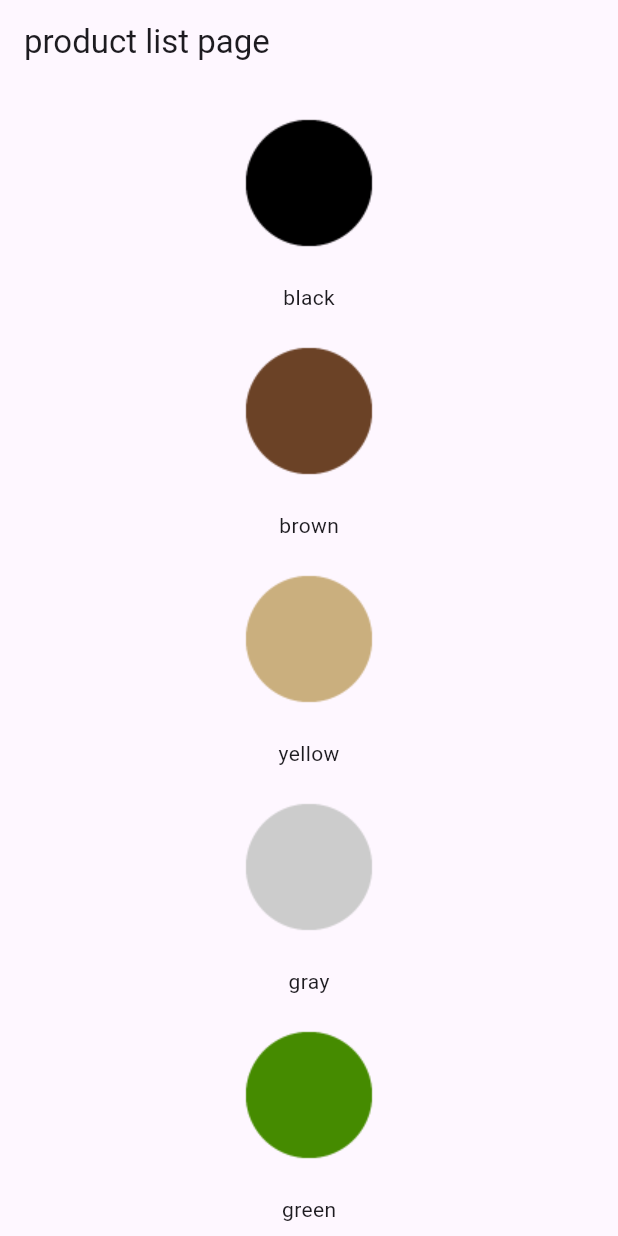
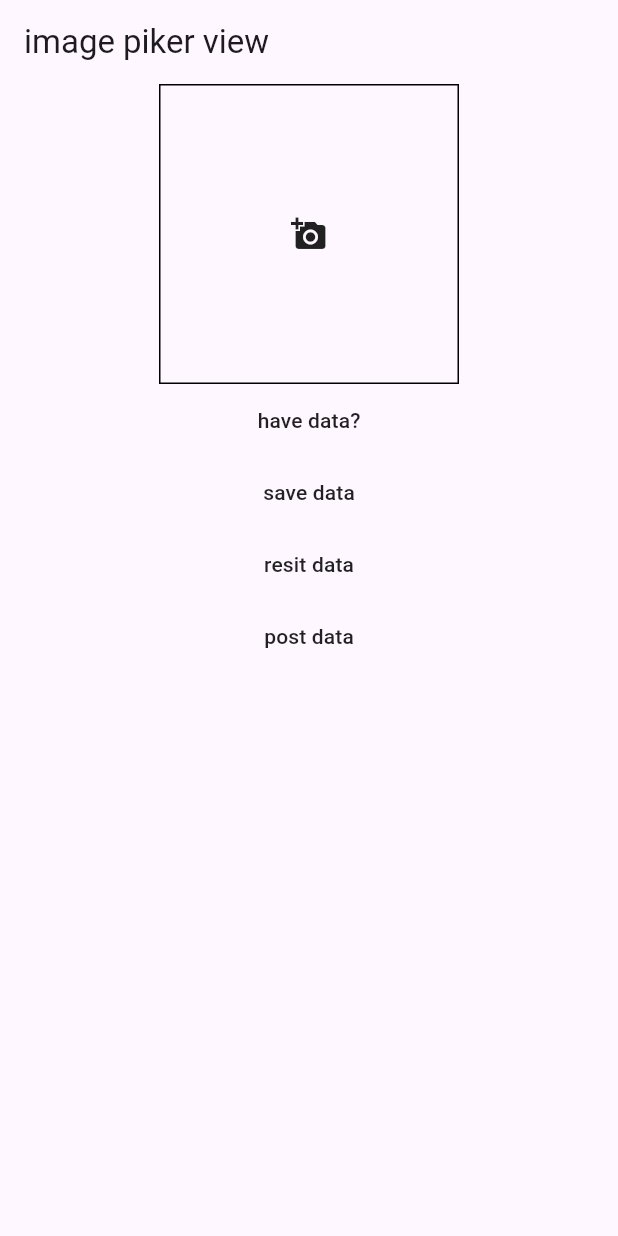
Before and after one commit to nabilmahmah/flutter, a Flutter app: the screen it shows after launch, on a phone screen of 412 x 824 dp. Run offline on Flutter 3.47's test engine with Material 3 defaults, Android fonts, the phone set to English and light mode, and no system bars; our stand-ins replace dio, flutter_bloc, image_picker, shared_preferences.

```diff
--- /dev/null
+++ b/devtools_options.yaml
@@ -0,0 +1,3 @@
+description: This file stores settings for Dart & Flutter DevTools.
+documentation: https://docs.flutter.dev/tools/devtools/extensions#configure-extension-enablement-states
+extensions:
--- /dev/null
+++ b/lib/cubit/LD_state.dart
@@ -0,0 +1 @@
+class LdState {}
--- a/lib/main.dart
+++ b/lib/main.dart
@@ -1,5 +1,10 @@
 import 'package:flutter/material.dart';
-import 'package:test/views/home_view.dart';
+import 'package:flutter_bloc/flutter_bloc.dart';
+import 'package:shared_preferences/shared_preferences.dart';
+import 'package:test/cubit/LD_cubit.dart';
+import 'package:test/views/have_data.dart';
+// import 'package:test/views/home_view.dart';
+import 'package:test/views/image_picker.dart';
 
 void main() {
   runApp(Home());
@@ -10,6 +15,16 @@ class Home extends StatelessWidget {
 
   @override
   Widget build(BuildContext context) {
-    return MaterialApp(home: HomeView());
+    return BlocProvider(
+      create: (context) => LDCubit(),
+      child: MaterialApp(
+        home: ImagePickerView(),
+        // initialRoute: ,
+        // routes: {
+
+        //   '/imagepicker': (context) => ImagePickerView(),
+        //   '/havedata': (context) => HaveData(),},
+      ),
+    );
   }
 }
--- /dev/null
+++ b/lib/views/image_picker.dart
@@ -0,0 +1,92 @@
+import 'dart:developer';
+import 'dart:io';
+import 'package:dio/dio.dart';
+import 'package:image_picker/image_picker.dart';
+import 'package:flutter/material.dart';
+import 'package:shared_preferences/shared_preferences.dart';
+import 'package:test/services/post.dart';
+
+class ImagePickerView extends StatefulWidget {
+  const ImagePickerView({super.key});
+
+  @override
+  State<ImagePickerView> createState() => _ImagePickerViewState();
+}
+
+class _ImagePickerViewState extends State<ImagePickerView> {
+  File? _image;
+  String? imageString;
+  final picker = ImagePicker();
+  Future getImage() async {
+    final pickedFile = await picker.pickImage(source: ImageSource.gallery);
+    setState(() {
+      if (pickedFile != null) {
+        _image = File(pickedFile.path);
+      } else {
+        print('No image selected.');
+      }
+    });
+  }
+
+  @override
+  Widget build(BuildContext context) {
+    return Scaffold(
+      appBar: AppBar(title: Text("image piker view")),
+      body: Center(
+        child: Column(
+          children: [
+            GestureDetector(
+              onTap: () {
+                getImage();
+                imageString = _image.toString();
+                log(imageString ?? "no image");
+              },
+              child: Container(
+                decoration: BoxDecoration(
+                  border: Border.all(color: Colors.black),
+                ),
+                width: 200,
+                height: 200,
+                child: _image != null
+                    ? Image.file(_image!.absolute, fit: BoxFit.cover)
+                    : Icon(Icons.add_a_photo),
+              ),
+            ),
+            MaterialButton(
+              onPressed: () async {
+                final prefs = await SharedPreferences.getInstance();
+                if (prefs.getBool('is login') == true) {
+                  log('have data');
+                } else {
+                  log('no data');
+                }
+              },
+              child: Text("have data?"),
+            ),
+            MaterialButton(
+              onPressed: () async {
+                final prefs = await SharedPreferences.getInstance();
+                prefs.setBool('is login', true);
+              },
+              child: Text("save data"),
+            ),
+            MaterialButton(
+              onPressed: () async {
+                final prefs = await SharedPreferences.getInstance();
+                prefs.clear();
+              },
+              child: Text("resit data"),
+            ),
+            MaterialButton(
+              onPressed: () async {
+                Post post = Post();
+                await post.createPost();
+              },
+              child: Text("post data"),
+            ),
+          ],
+        ),
+      ),
+    );
+  }
+}
--- a/pubspec.yaml
+++ b/pubspec.yaml
@@ -34,6 +34,10 @@ dependencies:
   # The following adds the Cupertino Icons font to your application.
   # Use with the CupertinoIcons class for iOS style icons.
   cupertino_icons: ^1.0.8
+  image_picker: ^1.2.1
+  shared_preferences: ^2.5.3
+  flutter_bloc: ^9.1.1
+  dio: ^5.9.0
 
 dev_dependencies:
   flutter_test:
```
Also changed, not shown: lib/views/have_data.dart (added, +10 -0 lines), pubspec.lock, 5 other files.
